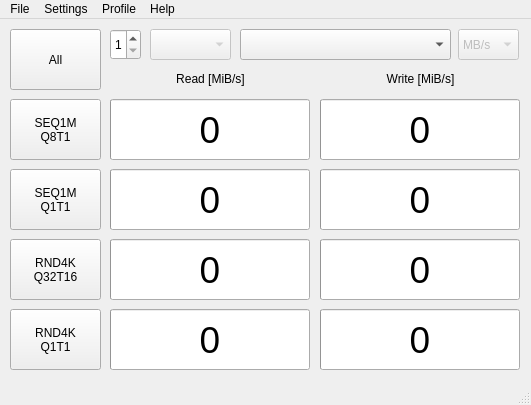
Before: the Qt Designer form src/mainwindow.ui in JonMagon/KDiskMark, drawn with Qt 5.
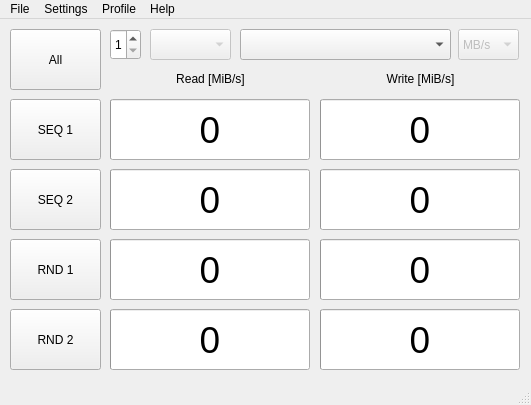
After: the same form once the commit is applied.

```diff
--- a/src/mainwindow.ui
+++ b/src/mainwindow.ui
@@ -131,8 +131,7 @@
      </rect>
     </property>
     <property name="text">
-     <string>SEQ1M
-Q8T1</string>
+     <string>SEQ 1</string>
     </property>
    </widget>
    <widget class="QProgressBar" name="writeBar_SEQ1M_Q8T1">
@@ -263,8 +262,7 @@
      </rect>
     </property>
     <property name="text">
-     <string>SEQ1M
-Q1T1</string>
+     <string>SEQ 2</string>
     </property>
    </widget>
    <widget class="QProgressBar" name="writeBar_RND4K_Q32T16">
@@ -325,8 +323,7 @@
      </rect>
     </property>
     <property name="text">
-     <string>RND4K
-Q32T16</string>
+     <string>RND 1</string>
     </property>
    </widget>
    <widget class="QProgressBar" name="readBar_RND4K_Q1T1">
@@ -363,8 +360,7 @@
      </rect>
     </property>
     <property name="text">
-     <string>RND4K
-Q1T1</string>
+     <string>RND 2</string>
     </property>
    </widget>
    <widget class="QProgressBar" name="writeBar_RND4K_Q1T1">
```
Left out of the diff: 30 changed lines with no effect on the pictures.
